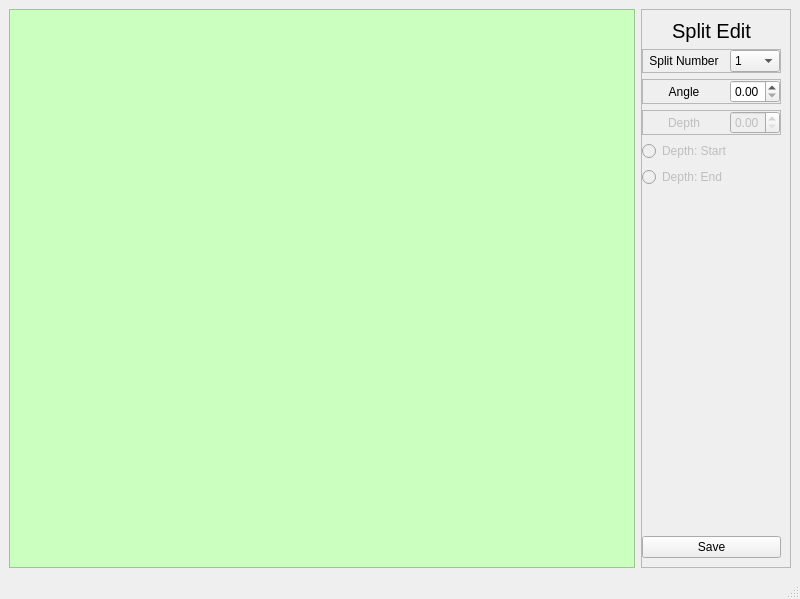
Before: the Qt Designer form ui/split_edit.ui in CheckListHW/InputData, drawn with Qt 5.
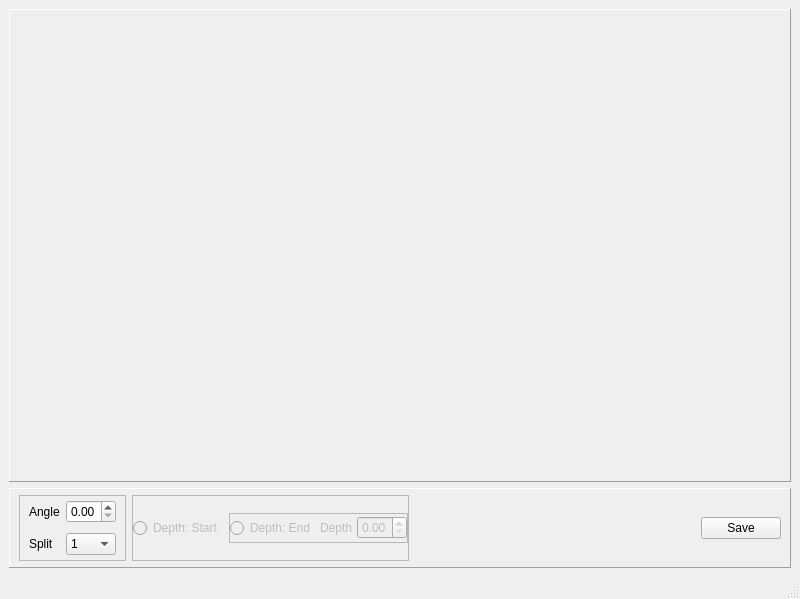
After: the same form once the commit is applied.

```diff
--- a/ui/split_edit.ui
+++ b/ui/split_edit.ui
@@ -14,7 +14,7 @@
    <string>MainWindow</string>
   </property>
   <widget class="QWidget" name="centralwidget">
-   <layout class="QHBoxLayout" name="horizontalLayout_2">
+   <layout class="QVBoxLayout" name="verticalLayout_2">
     <item>
      <widget class="QFrame" name="draw_polygon_frame">
       <property name="minimumSize">
@@ -24,10 +24,10 @@
        </size>
       </property>
       <property name="styleSheet">
-       <string notr="true">background-color:rgb(202, 255, 192)</string>
+       <string notr="true"/>
       </property>
       <property name="frameShape">
-       <enum>QFrame::StyledPanel</enum>
+       <enum>QFrame::Panel</enum>
       </property>
       <property name="frameShadow">
        <enum>QFrame::Raised</enum>
@@ -38,60 +38,41 @@
      <widget class="QFrame" name="toolbar_frame">
       <property name="minimumSize">
        <size>
-        <width>100</width>
+        <width>0</width>
         <height>0</height>
        </size>
       </property>
       <property name="maximumSize">
        <size>
-        <width>150</width>
-        <height>16777215</height>
+        <width>16777215</width>
+        <height>80</height>
        </size>
       </property>
       <property name="frameShape">
-       <enum>QFrame::StyledPanel</enum>
+       <enum>QFrame::Panel</enum>
       </property>
       <property name="frameShadow">
        <enum>QFrame::Raised</enum>
       </property>
-      <layout class="QVBoxLayout" name="verticalLayout">
+      <layout class="QHBoxLayout" name="horizontalLayout_2">
        <property name="sizeConstraint">
         <enum>QLayout::SetDefaultConstraint</enum>
        </property>
        <property name="leftMargin">
-        <number>0</number>
+        <number>9</number>
        </property>
-       <item>
-        <widget class="QLabel" name="modeName">
-         <property name="maximumSize">
-          <size>
-           <width>16777215</width>
-           <height>30</height>
-          </size>
-         </property>
-         <property name="font">
-          <font>
-           <family>Arial</family>
-           <pointsize>15</pointsize>
-          </font>
-         </property>
-         <property name="text">
-          <string>Split Edit</string>
-         </property>
-         <property name="textFormat">
-          <enum>Qt::AutoText</enum>
-         </property>
-         <property name="alignment">
-          <set>Qt::AlignCenter</set>
-         </property>
-        </widget>
-       </item>
+       <property name="topMargin">
+        <number>6</number>
+       </property>
+       <property name="bottomMargin">
+        <number>6</number>
+       </property>
        <item>
         <widget class="QFrame" name="frame">
-         <property name="maximumSize">
+         <property name="minimumSize">
           <size>
-           <width>16777215</width>
-           <height>30</height>
+           <width>50</width>
+           <height>0</height>
           </size>
          </property>
          <property name="frameShape">
@@ -100,33 +81,33 @@
          <property name="frameShadow">
           <enum>QFrame::Raised</enum>
          </property>
-         <layout class="QHBoxLayout" name="horizontalLayout">
-          <property name="spacing">
-           <number>5</number>
-          </property>
+         <layout class="QGridLayout" name="gridLayout">
           <property name="leftMargin">
-           <number>0</number>
+           <number>9</number>
           </property>
           <property name="topMargin">
            <number>0</number>
           </property>
-          <property name="rightMargin">
-           <number>0</number>
-          </property>
           <property name="bottomMargin">
            <number>0</number>
           </property>
-          <item>
-           <widget class="QLabel" name="label_2">
-            <property name="text">
-             <string>Split Number</string>
+          <item row="0" column="1">
+           <widget class="QDoubleSpinBox" name="angleSpinBox">
+            <property name="maximumSize">
+             <size>
+              <width>50</width>
+              <height>16777215</height>
+             </size>
             </property>
-            <property name="alignment">
-             <set>Qt::AlignCenter</set>
+            <property name="maximum">
+             <double>180.000000000000000</double>
+            </property>
+            <property name="singleStep">
+             <double>0.050000000000000</double>
             </property>
            </widget>
           </item>
-          <item>
+          <item row="1" column="1">
            <widget class="QComboBox" name="splitNumberComboBox">
             <property name="maximumSize">
              <size>
@@ -146,66 +127,58 @@
             </item>
            </widget>
           </item>
-         </layout>
-        </widget>
-       </item>
-       <item>
-        <widget class="QFrame" name="frame_2">
-         <property name="maximumSize">
-          <size>
-           <width>16777215</width>
-           <height>30</height>
-          </size>
-         </property>
-         <property name="frameShape">
-          <enum>QFrame::StyledPanel</enum>
-         </property>
-         <property name="frameShadow">
-          <enum>QFrame::Raised</enum>
-         </property>
-         <layout class="QHBoxLayout" name="horizontalLayout_3">
-          <property name="spacing">
-           <number>5</number>
-          </property>
-          <property name="leftMargin">
-           <number>0</number>
-          </property>
-          <property name="topMargin">
-           <number>0</number>
-          </property>
-          <property name="rightMargin">
-           <number>0</number>
-          </property>
-          <property name="bottomMargin">
-           <number>0</number>
-          </property>
-          <item>
+          <item row="0" column="0">
            <widget class="QLabel" name="label_3">
             <property name="text">
              <string>Angle</string>
             </property>
             <property name="alignment">
-             <set>Qt::AlignCenter</set>
+             <set>Qt::AlignLeading|Qt::AlignLeft|Qt::AlignVCenter</set>
             </property>
            </widget>
           </item>
-          <item>
-           <widget class="QDoubleSpinBox" name="angleSpinBox">
-            <property name="maximumSize">
-             <size>
-              <width>50</width>
-              <height>16777215</height>
-             </size>
+          <item row="1" column="0">
+           <widget class="QLabel" name="label_2">
+            <property name="text">
+             <string>Split</string>
             </property>
-            <property name="maximum">
-             <double>180.000000000000000</double>
-            </property>
-            <property name="singleStep">
-             <double>0.050000000000000</double>
+            <property name="alignment">
+             <set>Qt::AlignLeading|Qt::AlignLeft|Qt::AlignVCenter</set>
             </property>
            </widget>
           </item>
          </layout>
+        </widget>
+       </item>
+       <item>
+        <widget class="QFrame" name="toolsFrame">
+         <property name="frameShape">
+          <enum>QFrame::StyledPanel</enum>
+         </property>
+         <property name="frameShadow">
+          <enum>QFrame::Raised</enum>
+         </property>
+         <layout class="QHBoxLayout" name="horizontalLayout_5">
+          <property name="leftMargin">
+           <number>0</number>
+          </property>
+          <property name="topMargin">
+           <number>0</number>
+          </property>
+          <property name="rightMargin">
+           <number>0</number>
+          </property>
+          <property name="bottomMargin">
+           <number>0</number>
+          </property>
+          <item>
+           <widget class="QRadioButton" name="depthStartRadioButton">
+            <property name="enabled">
+             <bool>false</bool>
+            </property>
+            <property name="text">
+             <string>Depth: Start</string>
+            </property>
         </widget>
        </item>
        <item>
@@ -241,6 +214,16 @@
           <property name="bottomMargin">
            <number>0</number>
           </property>
+             <item>
+              <widget class="QRadioButton" name="depthEndRadioButton">
+               <property name="enabled">
+                <bool>false</bool>
+               </property>
+               <property name="text">
+                <string>Depth: End</string>
+               </property>
+              </widget>
+             </item>
           <item>
            <widget class="QLabel" name="label_4">
             <property name="text">
@@ -270,35 +253,18 @@
          </layout>
         </widget>
        </item>
-       <item>
-        <widget class="QRadioButton" name="depthStartRadioButton">
-         <property name="enabled">
-          <bool>false</bool>
-         </property>
-         <property name="text">
-          <string>Depth: Start</string>
-         </property>
+         </layout>
         </widget>
        </item>
        <item>
-        <widget class="QRadioButton" name="depthEndRadioButton">
-         <property name="enabled">
-          <bool>false</bool>
-         </property>
-         <property name="text">
-          <string>Depth: End</string>
-         </property>
-        </widget>
-       </item>
-       <item>
-        <spacer name="verticalSpacer">
+        <spacer name="horizontalSpacer">
          <property name="orientation">
-          <enum>Qt::Vertical</enum>
+          <enum>Qt::Horizontal</enum>
          </property>
          <property name="sizeHint" stdset="0">
           <size>
-           <width>20</width>
-           <height>40</height>
+           <width>40</width>
+           <height>20</height>
           </size>
          </property>
         </spacer>
```
Lines whose indentation alone changed are shown as unchanged.
